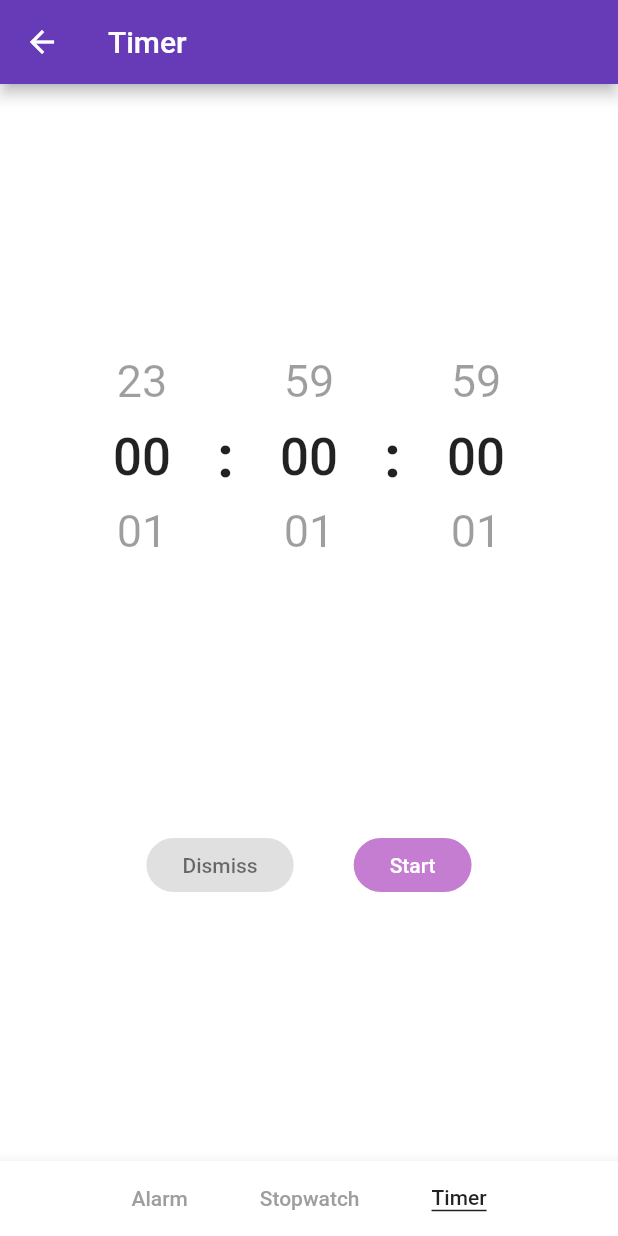
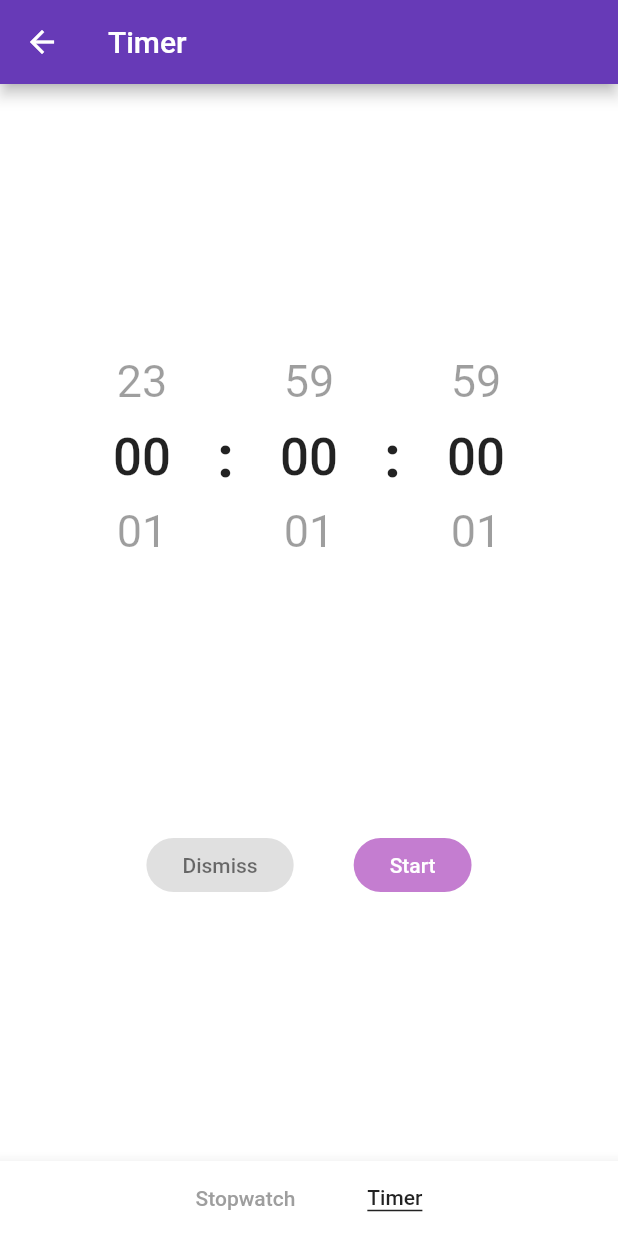
Before and after one commit to GeneralNight/flutter_clock, a Flutter app: the TimerPage screen opened by its route, on a phone screen of 412 x 824 dp. Run offline on Flutter 3.47's test engine with Material 2 defaults, Android fonts, the phone set to English and light mode, and no system bars; drawn by our look-alikes of numberpicker.

Commit message:
remove alarm feature dependencies

```diff
--- a/lib/app_bottom_bar.dart
+++ b/lib/app_bottom_bar.dart
@@ -9,7 +9,6 @@ class AppBottomBar extends StatefulWidget {
 
 class _AppBottomBarState extends State<AppBottomBar> {
   List<RouteItem> pages = [
-    RouteItem(name: "Alarm", path: "/alarm"),
     RouteItem(name: "Stopwatch", path: "/stopwatch"),
     RouteItem(name: "Timer", path: "/timer"),
   ];
--- a/lib/main.dart
+++ b/lib/main.dart
@@ -1,5 +1,3 @@
-import 'package:alarm_clock/modules/alarm/alarm_page.dart';
-import 'package:alarm_clock/modules/alarm/new_alarm_page.dart';
 import 'package:alarm_clock/modules/stopwatch/stopwatch_page.dart';
 import 'package:alarm_clock/modules/timer/timer_page.dart';
 import 'package:flutter/material.dart';
@@ -18,12 +16,10 @@ class MyApp extends StatelessWidget {
         primarySwatch: Colors.deepPurple
       ),
       routes: {
-        '/alarm' : (context) => const AlarmPage(),
-        '/alarm-new' : (context) => const NewAlarmPage(),
         '/stopwatch' : (context) => const StopwatchPage(),
         '/timer' : (context) => const TimerPage(),
       },
-      initialRoute: '/alarm',
+      initialRoute: '/stopwatch',
     );
   }
 }
```
